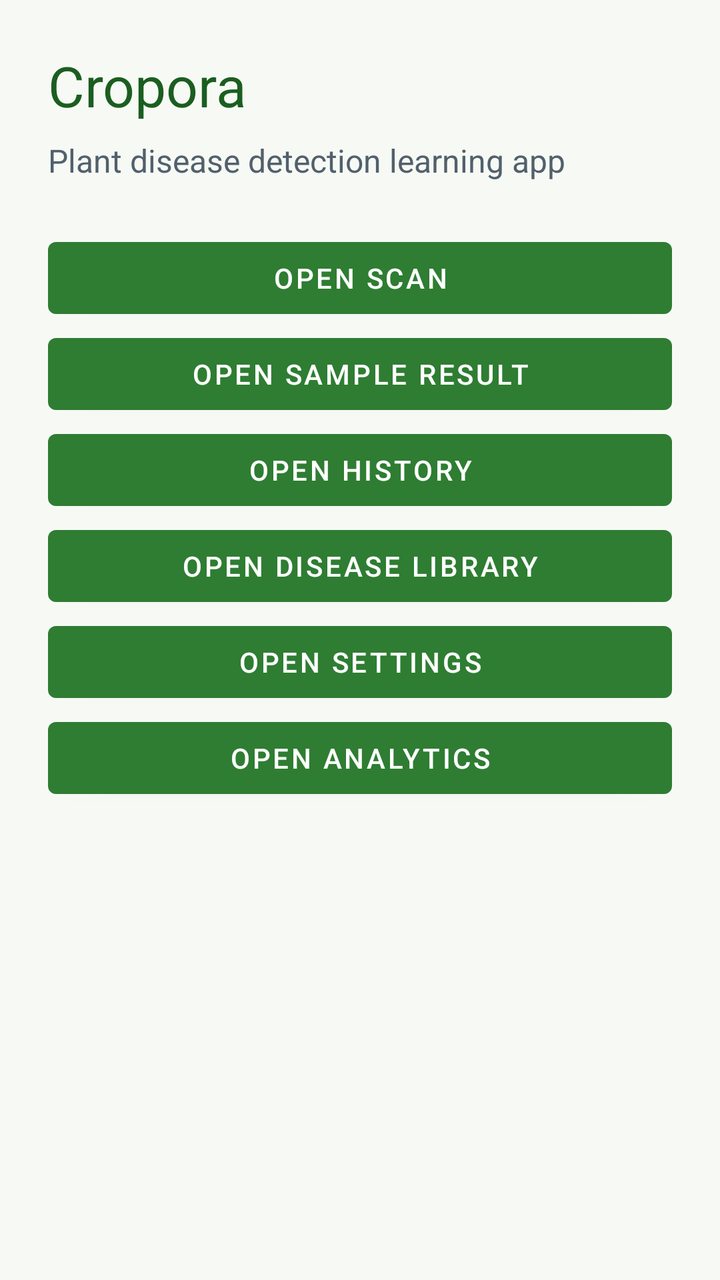
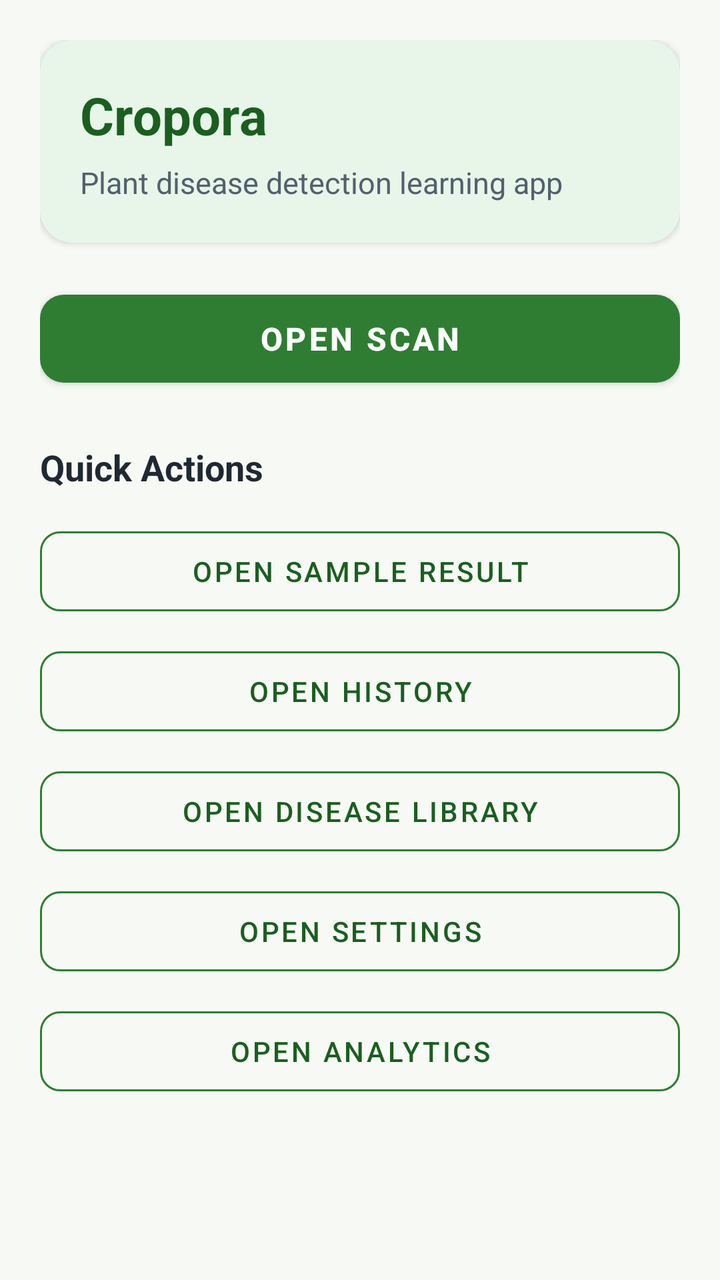

Compare the two renders of this Android layout. The source of the first and the diff that turns it into the second are given below.
<!-- AndroidManifest.xml: application theme Theme.Cropora -->
<!-- res/layout/activity_main.xml -->
<?xml version="1.0" encoding="utf-8"?>
<LinearLayout xmlns:android="http://schemas.android.com/apk/res/android"
    android:layout_width="match_parent"
    android:layout_height="match_parent"
    android:orientation="vertical"
    android:padding="24dp"
    android:background="@color/screen_background">

    <TextView
        android:id="@+id/textHomeTitle"
        android:layout_width="match_parent"
        android:layout_height="wrap_content"
        android:text="@string/home_title"
        android:textColor="@color/leaf_green_dark"
        android:textSize="28sp" />

    <TextView
        android:id="@+id/textHomeSubtitle"
        android:layout_width="match_parent"
        android:layout_height="wrap_content"
        android:layout_marginTop="8dp"
        android:text="@string/home_subtitle"
        android:textColor="@color/text_secondary"
        android:textSize="16sp" />

    <Button
        android:id="@+id/buttonOpenScan"
        android:layout_width="match_parent"
        android:layout_height="wrap_content"
        android:layout_marginTop="24dp"
        android:text="@string/open_scan" />

    <Button
        android:id="@+id/buttonOpenResult"
        android:layout_width="match_parent"
        android:layout_height="wrap_content"
        android:text="@string/open_result" />

    <Button
        android:id="@+id/buttonOpenHistory"
        android:layout_width="match_parent"
        android:layout_height="wrap_content"
        android:text="@string/open_history" />

    <Button
        android:id="@+id/buttonOpenLibrary"
        android:layout_width="match_parent"
        android:layout_height="wrap_content"
        android:text="@string/open_library" />

    <Button
        android:id="@+id/buttonOpenSettings"
        android:layout_width="match_parent"
        android:layout_height="wrap_content"
        android:text="@string/open_settings" />

    <Button
        android:id="@+id/buttonOpenAnalytics"
        android:layout_width="match_parent"
        android:layout_height="wrap_content"
        android:text="@string/open_analytics" />

</LinearLayout>
<!-- resources referenced by this layout -->
<resources>
  <color name="leaf_green_dark">#1B5E20</color>
  <color name="screen_background">#F7FAF4</color>
  <color name="text_secondary">#52606D</color>
  <string name="home_subtitle">Plant disease detection learning app</string>
  <string name="home_title">Cropora</string>
  <string name="open_analytics">Open Analytics</string>
  <string name="open_history">Open History</string>
  <string name="open_library">Open Disease Library</string>
  <string name="open_result">Open Sample Result</string>
  <string name="open_scan">Open Scan</string>
  <string name="open_settings">Open Settings</string>
  <style name="Theme.Cropora" parent="Theme.MaterialComponents.DayNight.DarkActionBar">
          <item name="colorPrimary">@color/leaf_green</item>
          <item name="colorPrimaryDark">@color/leaf_green_dark</item>
          <item name="colorAccent">@color/leaf_green</item>
          <item name="android:windowBackground">@color/screen_background</item>
      </style>
  <color name="leaf_green">#2E7D32</color>
</resources>

<!-- the commit's change to res/layout/activity_main.xml (unified diff, before → after) -->
@@ -1,63 +1,131 @@
 <?xml version="1.0" encoding="utf-8"?>
-<LinearLayout xmlns:android="http://schemas.android.com/apk/res/android"
+<ScrollView xmlns:android="http://schemas.android.com/apk/res/android"
+    xmlns:app="http://schemas.android.com/apk/res-auto"
     android:layout_width="match_parent"
     android:layout_height="match_parent"
-    android:orientation="vertical"
-    android:padding="24dp"
-    android:background="@color/screen_background">
+    android:background="@color/screen_background"
+    android:fillViewport="true">
 
-    <TextView
-        android:id="@+id/textHomeTitle"
+    <LinearLayout
         android:layout_width="match_parent"
         android:layout_height="wrap_content"
-        android:text="@string/home_title"
-        android:textColor="@color/leaf_green_dark"
-        android:textSize="28sp" />
+        android:orientation="vertical"
+        android:padding="20dp">
 
-    <TextView
-        android:id="@+id/textHomeSubtitle"
-        android:layout_width="match_parent"
-        android:layout_height="wrap_content"
-        android:layout_marginTop="8dp"
-        android:text="@string/home_subtitle"
-        android:textColor="@color/text_secondary"
-        android:textSize="16sp" />
+        
+        <com.google.android.material.card.MaterialCardView
+            android:layout_width="match_parent"
+            android:layout_height="wrap_content"
+            app:cardCornerRadius="16dp"
+            app:cardElevation="2dp"
+            app:cardBackgroundColor="@color/leaf_surface"
+            app:strokeWidth="0dp">
 
-    <Button
-        android:id="@+id/buttonOpenScan"
-        android:layout_width="match_parent"
-        android:layout_height="wrap_content"
-        android:layout_marginTop="24dp"
-        android:text="@string/open_scan" />
+            <LinearLayout
+                android:layout_width="match_parent"
+                android:layout_height="wrap_content"
+                android:orientation="vertical"
+                android:padding="20dp">
 
-    <Button
-        android:id="@+id/buttonOpenResult"
-        android:layout_width="match_parent"
-        android:layout_height="wrap_content"
-        android:text="@string/open_result" />
+                <TextView
+                    android:id="@+id/textHomeTitle"
+                    android:layout_width="match_parent"
+                    android:layout_height="wrap_content"
+                    android:text="@string/home_title"
+                    android:textColor="@color/leaf_green_dark"
+                    android:textSize="26sp"
+                    android:textStyle="bold" />
 
-    <Button
-        android:id="@+id/buttonOpenHistory"
-        android:layout_width="match_parent"
-        android:layout_height="wrap_content"
-        android:text="@string/open_history" />
+                <TextView
+                    android:id="@+id/textHomeSubtitle"
+                    android:layout_width="match_parent"
+                    android:layout_height="wrap_content"
+                    android:layout_marginTop="6dp"
+                    android:text="@string/home_subtitle"
+                    android:textColor="@color/text_secondary"
+                    android:textSize="15sp"
+                    android:lineSpacingExtra="2dp" />
+            </LinearLayout>
+        </com.google.android.material.card.MaterialCardView>
 
-    <Button
-        android:id="@+id/buttonOpenLibrary"
-        android:layout_width="match_parent"
-        android:layout_height="wrap_content"
-        android:text="@string/open_library" />
+        
+        <com.google.android.material.button.MaterialButton
+            android:id="@+id/buttonOpenScan"
+            android:layout_width="match_parent"
+            android:layout_height="56dp"
+            android:layout_marginTop="20dp"
+            android:text="@string/open_scan"
+            android:textSize="16sp"
+            android:textStyle="bold"
+            app:backgroundTint="@color/leaf_green"
+            app:cornerRadius="12dp"
+            app:elevation="3dp" />
 
-    <Button
-        android:id="@+id/buttonOpenSettings"
-        android:layout_width="match_parent"
-        android:layout_height="wrap_content"
-        android:text="@string/open_settings" />
+        
+        <TextView
+            android:layout_width="match_parent"
+            android:layout_height="wrap_content"
+            android:layout_marginTop="24dp"
+            android:layout_marginBottom="8dp"
+            android:text="@string/quick_actions"
+            android:textColor="@color/text_primary"
+            android:textSize="18sp"
+            android:textStyle="bold" />
 
-    <Button
-        android:id="@+id/buttonOpenAnalytics"
-        android:layout_width="match_parent"
-        android:layout_height="wrap_content"
-        android:text="@string/open_analytics" />
+        <com.google.android.material.button.MaterialButton
+            android:id="@+id/buttonOpenResult"
+            style="?attr/materialButtonOutlinedStyle"
+            android:layout_width="match_parent"
+            android:layout_height="52dp"
+            android:layout_marginTop="6dp"
+            android:text="@string/open_result"
+            android:textColor="@color/leaf_green_dark"
+            app:strokeColor="@color/leaf_green"
+            app:cornerRadius="10dp" />
 
-</LinearLayout>
+        <com.google.android.material.button.MaterialButton
+            android:id="@+id/buttonOpenHistory"
+            style="?attr/materialButtonOutlinedStyle"
+            android:layout_width="match_parent"
+            android:layout_height="52dp"
+            android:layout_marginTop="8dp"
+            android:text="@string/open_history"
+            android:textColor="@color/leaf_green_dark"
+            app:strokeColor="@color/leaf_green"
+            app:cornerRadius="10dp" />
+
+        <com.google.android.material.button.MaterialButton
+            android:id="@+id/buttonOpenLibrary"
+            style="?attr/materialButtonOutlinedStyle"
+            android:layout_width="match_parent"
+            android:layout_height="52dp"
+            android:layout_marginTop="8dp"
+            android:text="@string/open_library"
+            android:textColor="@color/leaf_green_dark"
+            app:strokeColor="@color/leaf_green"
+            app:cornerRadius="10dp" />
+
+        <com.google.android.material.button.MaterialButton
+            android:id="@+id/buttonOpenSettings"
+            style="?attr/materialButtonOutlinedStyle"
+            android:layout_width="match_parent"
+            android:layout_height="52dp"
+            android:layout_marginTop="8dp"
+            android:text="@string/open_settings"
+            android:textColor="@color/leaf_green_dark"
+            app:strokeColor="@color/leaf_green"
+            app:cornerRadius="10dp" />
+
+        <com.google.android.material.button.MaterialButton
+            android:id="@+id/buttonOpenAnalytics"
+            style="?attr/materialButtonOutlinedStyle"
+            android:layout_width="match_parent"
+            android:layout_height="52dp"
+            android:layout_marginTop="8dp"
+            android:text="@string/open_analytics"
+            android:textColor="@color/leaf_green_dark"
+            app:strokeColor="@color/leaf_green"
+            app:cornerRadius="10dp" />
+
+    </LinearLayout>
+</ScrollView>
<!-- resource entries referenced after the edit -->
@@ -1,7 +1,9 @@
 <!-- resources referenced by this layout -->
 <resources>
   <color name="leaf_green_dark">#1B5E20</color>
+  <color name="leaf_surface">#E8F5E9</color>
   <color name="screen_background">#F7FAF4</color>
+  <color name="text_primary">#1F2933</color>
   <color name="text_secondary">#52606D</color>
   <string name="home_subtitle">Plant disease detection learning app</string>
   <string name="home_title">Cropora</string>
@@ -11,6 +13,7 @@
   <string name="open_result">Open Sample Result</string>
   <string name="open_scan">Open Scan</string>
   <string name="open_settings">Open Settings</string>
+  <string name="quick_actions">Quick Actions</string>
   <style name="Theme.Cropora" parent="Theme.MaterialComponents.DayNight.DarkActionBar">
           <item name="colorPrimary">@color/leaf_green</item>
           <item name="colorPrimaryDark">@color/leaf_green_dark</item>
